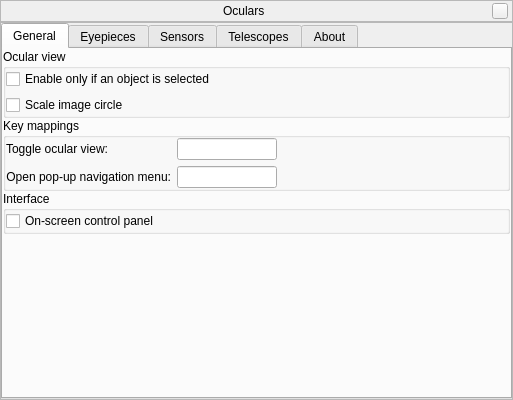
First picture: the form in plugins/Oculars/src/gui/ocularDialog.ui, repository EvilTosha/Stellarium-GSoC12, before the edit.
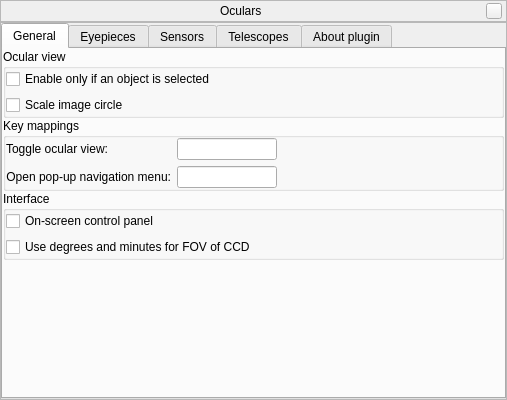
Second picture: the form after the edit. Icons and pictures are not drawn. Custom widgets are drawn as their Qt base class.

The edit to the form file:
```diff
--- a/plugins/Oculars/src/gui/ocularDialog.ui
+++ b/plugins/Oculars/src/gui/ocularDialog.ui
@@ -6,7 +6,7 @@
    <rect>
     <x>0</x>
     <y>0</y>
-    <width>513</width>
+    <width>507</width>
     <height>400</height>
    </rect>
   </property>
@@ -275,6 +275,13 @@
                </property>
               </widget>
              </item>
+             <item>
+              <widget class="QCheckBox" name="checkBoxDecimalDegrees">
+               <property name="text">
+                <string>Use degrees and minutes for FOV of CCD</string>
+               </property>
+              </widget>
+             </item>
             </layout>
            </widget>
           </item>
@@ -1226,7 +1233,7 @@
         </widget>
         <widget class="QWidget" name="About">
          <attribute name="title">
-          <string>About</string>
+          <string>About plugin</string>
          </attribute>
          <layout class="QGridLayout" name="gridLayout">
           <property name="margin">
```
